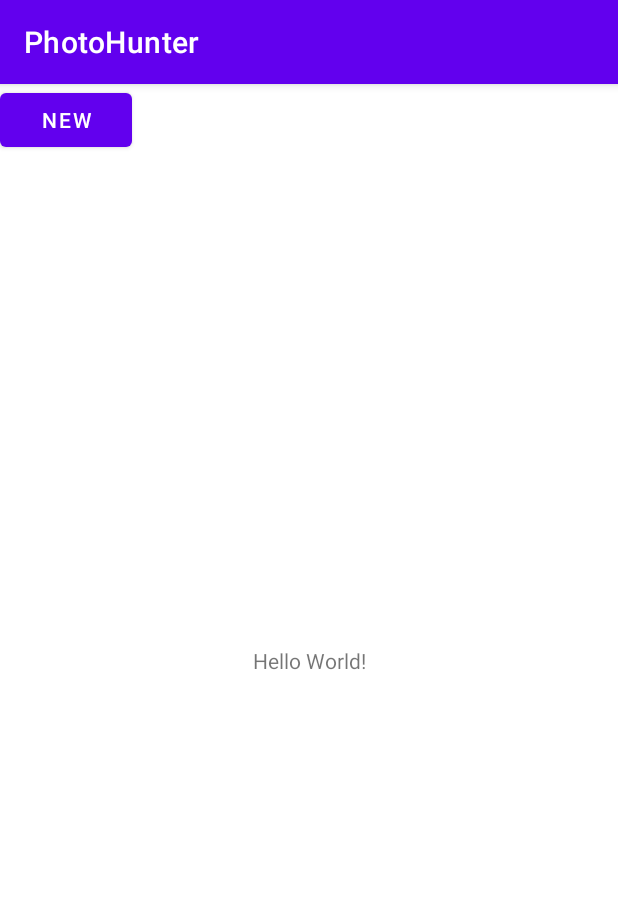
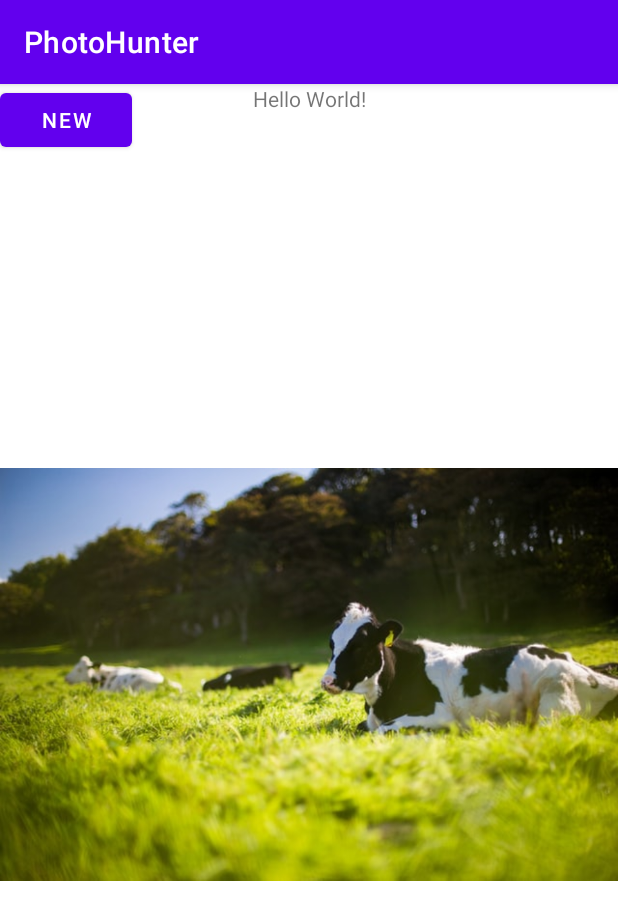
Before and after one commit to soapgu/PhotoHunter, an Android app: the screen it shows after launch (MainActivity), on a phone screen of 412 x 824 dp. Shown: the top 920 px of the screen. Run offline under Robolectric (Android 15) with nearby library versions, the phone set to English and light mode, and no system bars; libraries missing offline, so code that uses them is left out: com.orhanobut.logger; 3 statements that could not run were skipped.

Commit message:
add a ImageView

```diff
--- a/app/src/main/res/layout/activity_main.xml
+++ b/app/src/main/res/layout/activity_main.xml
@@ -11,7 +11,6 @@
         android:layout_width="wrap_content"
         android:layout_height="wrap_content"
         android:text="Hello World!"
-        app:layout_constraintBottom_toBottomOf="parent"
         app:layout_constraintLeft_toLeftOf="parent"
         app:layout_constraintRight_toRightOf="parent"
         app:layout_constraintTop_toTopOf="parent" />
@@ -24,4 +23,15 @@
         app:layout_constraintStart_toStartOf="parent"
         app:layout_constraintTop_toTopOf="parent" />
 
+    <ImageView
+        android:id="@+id/photo_view"
+        android:layout_width="0dp"
+        android:layout_height="0dp"
+        android:contentDescription="@string/image_desc"
+        app:layout_constraintBottom_toBottomOf="parent"
+        app:layout_constraintEnd_toEndOf="parent"
+        app:layout_constraintStart_toStartOf="parent"
+        app:layout_constraintTop_toBottomOf="@+id/msg_view"
+        app:srcCompat="@drawable/homephoto" />
+
 </androidx.constraintlayout.widget.ConstraintLayout>
--- a/app/src/main/res/values/strings.xml
+++ b/app/src/main/res/values/strings.xml
@@ -1,4 +1,5 @@
 <resources>
     <string name="app_name">PhotoHunter</string>
     <string name="new_button_text">New</string>
+    <string name="image_desc">Home Photo</string>
 </resources>
```
Also changed, not shown: app/src/main/res/drawable/homephoto.jpg (added).
